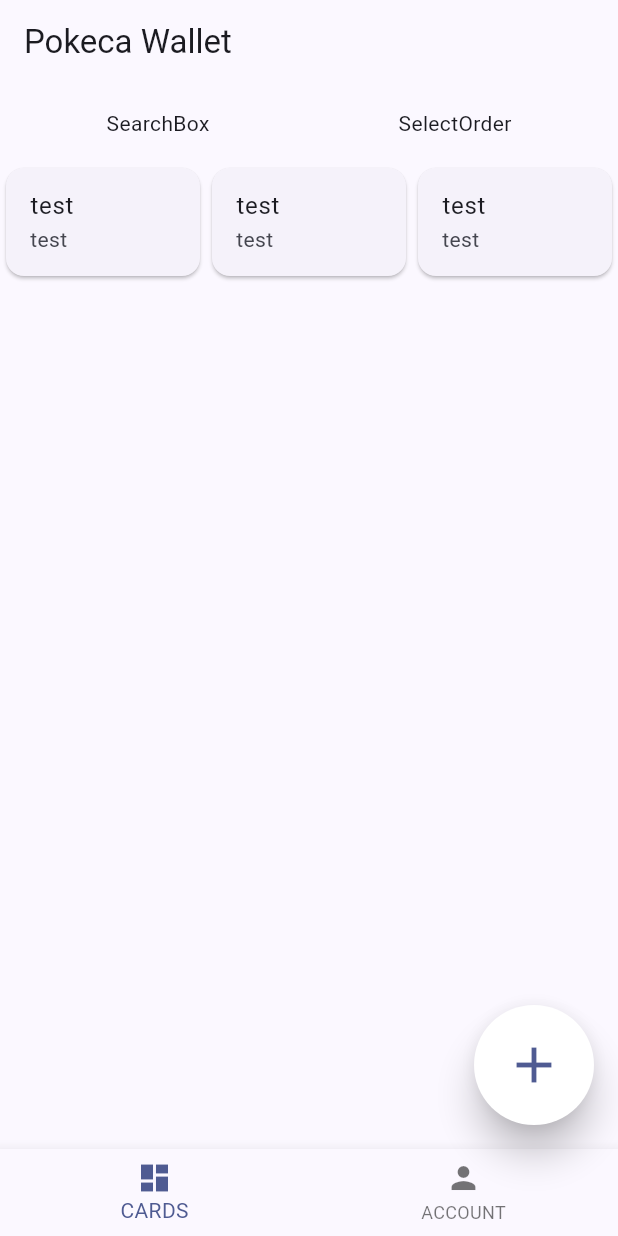
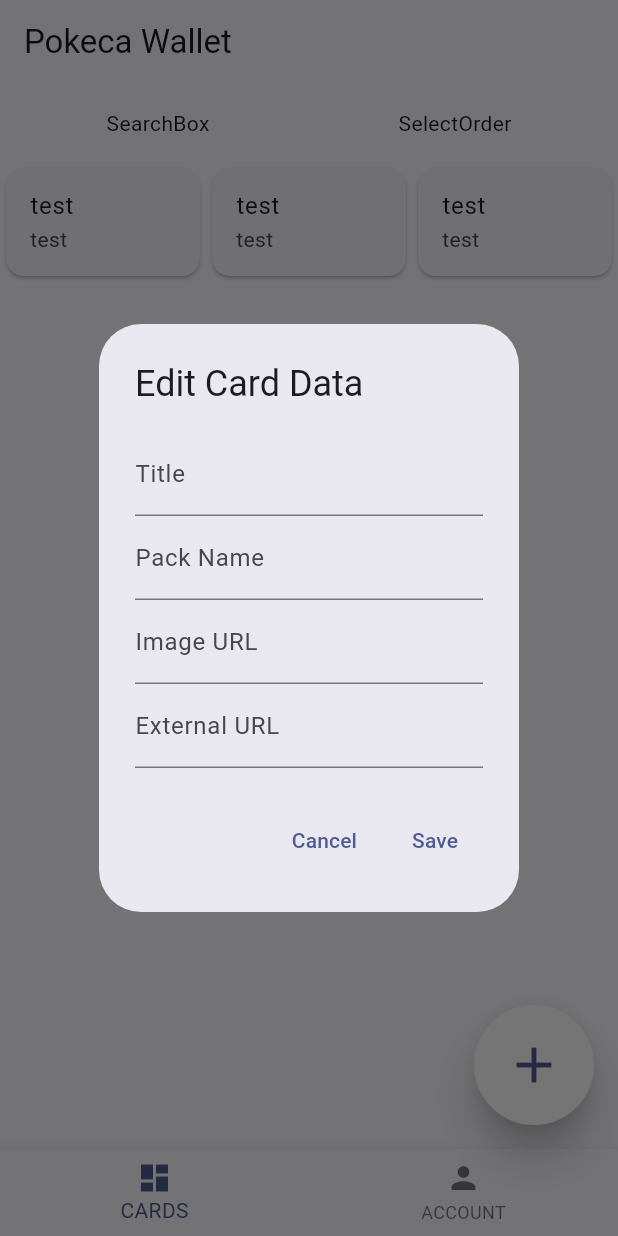
Before and after one commit to kenta-05/pokeca-manager, a Flutter app: the screen it shows after launch, after a tap on the "add" icon, on a phone screen of 412 x 824 dp. Run offline on Flutter 3.47's test engine with Material 3 defaults, Android fonts, the phone set to English and light mode, and no system bars; our stand-ins replace flutter_riverpod, riverpod.

Commit message:
Riverpodを使った基本的な状態共有を作成

```diff
--- a/lib/main.dart
+++ b/lib/main.dart
@@ -1,12 +1,17 @@
 import 'package:flutter/material.dart';
+import 'package:flutter_riverpod/flutter_riverpod.dart';
 import 'package:pokeca_wallet/screens/home_screen.dart';
 import 'package:pokeca_wallet/themes/light.dart';
 import 'package:pokeca_wallet/themes/dark.dart';
 
-void main() => runApp(const MyApp());
+void main() => runApp(
+      const ProviderScope(
+        child: App(),
+      ),
+    );
 
-class MyApp extends StatelessWidget {
-  const MyApp({super.key});
+class App extends StatelessWidget {
+  const App({super.key});
 
   @override
   Widget build(BuildContext context) {
--- /dev/null
+++ b/lib/providers/add_modal_provider.dart
@@ -0,0 +1,6 @@
+import 'package:pokeca_wallet/models/card_data.dart';
+import 'package:riverpod/riverpod.dart';
+
+final addModalProvider = Provider((ref) {
+  return CardData(title: '', packName: '', image: '', url: '');
+});
--- /dev/null
+++ b/lib/widgets/parts/add_modal.dart
@@ -0,0 +1,60 @@
+import 'package:flutter/material.dart';
+import 'package:flutter_riverpod/flutter_riverpod.dart';
+import 'package:pokeca_wallet/providers/add_modal_provider.dart';
+
+class AddModal extends ConsumerStatefulWidget {
+  const AddModal({super.key});
+
+  @override
+  ConsumerState<AddModal> createState() => _AddModalState();
+}
+
+class _AddModalState extends ConsumerState<AddModal> {
+  @override
+  Widget build(BuildContext context) {
+    final cardData = ref.watch(addModalProvider);
+
+    return AlertDialog(
+      title: Text('Edit Card Data'),
+      content: SingleChildScrollView(
+        child: ListBody(
+          children: <Widget>[
+            TextFormField(
+              initialValue: cardData.title,
+              decoration: InputDecoration(labelText: 'Title'),
+              onChanged: (value) => cardData.title = value,
+            ),
+            TextFormField(
+              initialValue: cardData.packName,
+              decoration: InputDecoration(labelText: 'Pack Name'),
+              onChanged: (value) => cardData.packName = value,
+            ),
+            TextFormField(
+              initialValue: cardData.image,
+              decoration: InputDecoration(labelText: 'Image URL'),
+              onChanged: (value) => cardData.image = value,
+            ),
+            TextFormField(
+              initialValue: cardData.url,
+              decoration: InputDecoration(labelText: 'External URL'),
+              onChanged: (value) => cardData.url = value,
+            ),
+          ],
+        ),
+      ),
+      actions: <Widget>[
+        TextButton(
+          child: Text('Cancel'),
+          onPressed: () => Navigator.of(context).pop(),
+        ),
+        TextButton(
+          child: Text('Save'),
+          onPressed: () {
+            // 必要に応じて保存ロジックをここに追加
+            Navigator.of(context).pop();
+          },
+        ),
+      ],
+    );
+  }
+}
--- a/lib/widgets/ui/float_add_button.dart
+++ b/lib/widgets/ui/float_add_button.dart
@@ -1,4 +1,5 @@
 import 'package:flutter/material.dart';
+import 'package:pokeca_wallet/widgets/parts/add_modal.dart';
 
 class FloatAddButton extends StatelessWidget {
   const FloatAddButton({super.key});
@@ -9,7 +10,14 @@ class FloatAddButton extends StatelessWidget {
       width: 80,
       height: 80,
       child: FloatingActionButton(
-        onPressed: () {},
+        onPressed: () {
+          showDialog(
+            context: context,
+            builder: (BuildContext context) {
+              return AddModal();
+            },
+          );
+        },
         shape: const CircleBorder(),
         elevation: 10.0,
         backgroundColor: Theme.of(context).colorScheme.primaryContainer,
```
Also changed, not shown: pubspec.yaml (+7 -0 lines), pubspec.lock, 1 other file.
